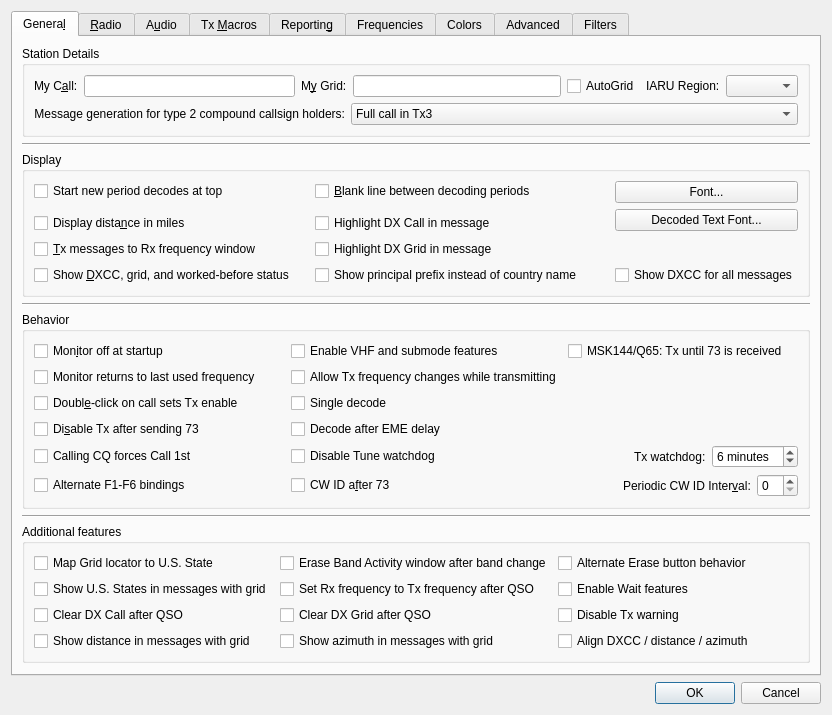
First picture: the form in Configuration_ohneAlerts.ui, repository uaro-radio/wsjtx, before the edit.
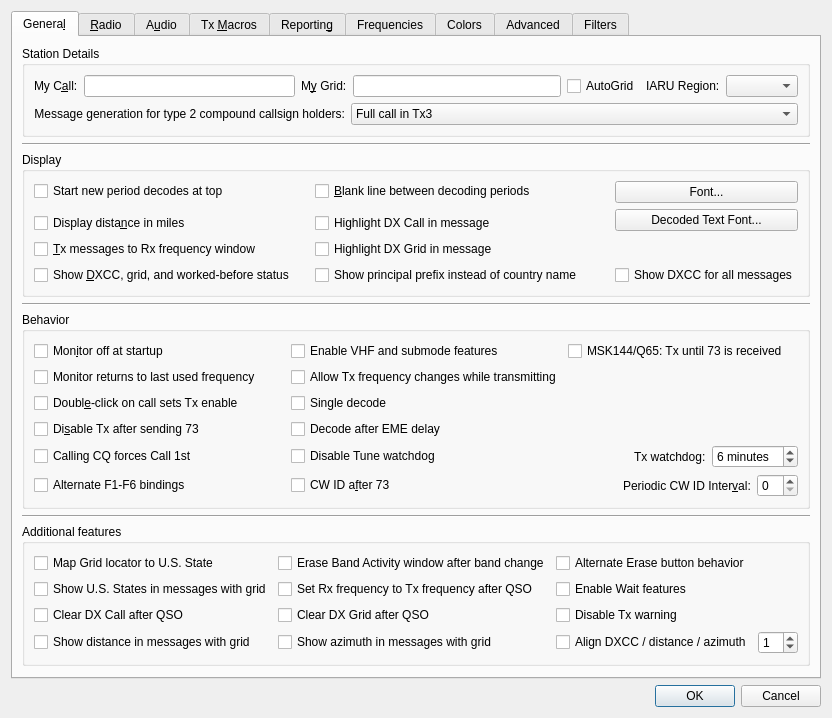
Second picture: the form after the edit. Custom widgets are drawn as their Qt base class.

```diff
--- a/Configuration_ohneAlerts.ui
+++ b/Configuration_ohneAlerts.ui
@@ -7,7 +7,7 @@
     <x>0</x>
     <y>0</y>
     <width>803</width>
-    <height>701</height>
+    <height>703</height>
    </rect>
   </property>
   <property name="windowTitle">
@@ -642,6 +642,22 @@
             </property>
            </widget>
           </item>
+          <item row="4" column="3">
+           <widget class="QSpinBox" name="align_spin_box">
+            <property name="toolTip">
+             <string>&lt;html&gt;&lt;head/&gt;&lt;body&gt;&lt;p&gt;Increase or decrease the space between massage text, DXCC and distance/azimuth.&lt;/p&gt;&lt;/body&gt;&lt;/html&gt;</string>
+            </property>
+            <property name="minimum">
+             <number>-2</number>
+            </property>
+            <property name="maximum">
+             <number>5</number>
+            </property>
+            <property name="value">
+             <number>1</number>
+            </property>
+           </widget>
+          </item>
          </layout>
         </widget>
        </item>
```
Left out of the diff: 454 changed lines with no effect on the pictures.
